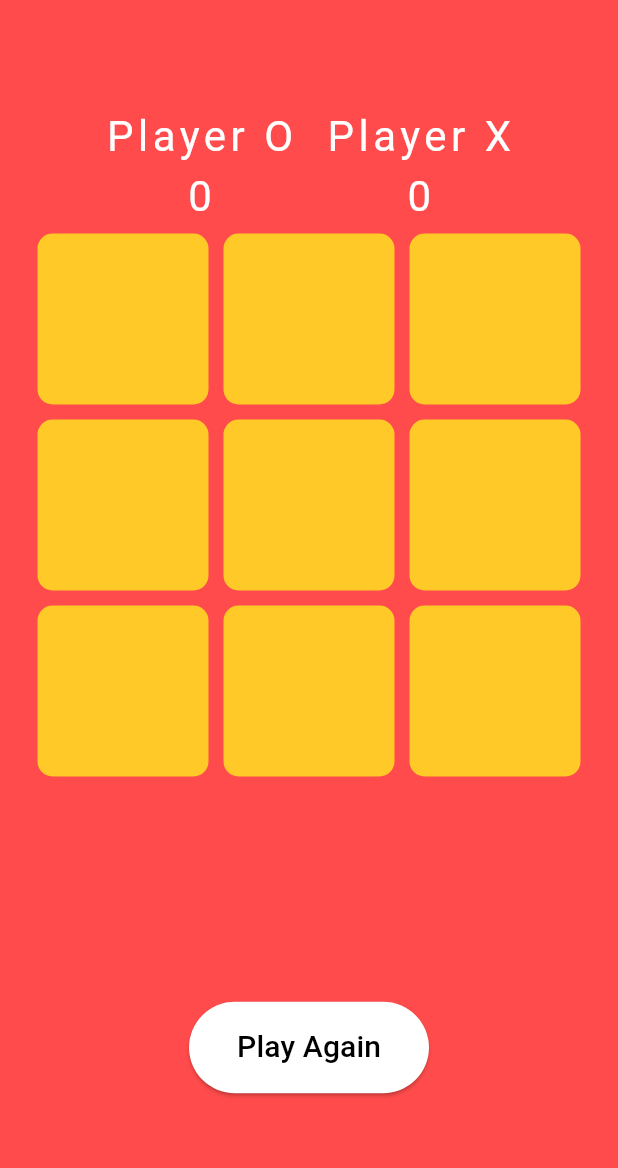
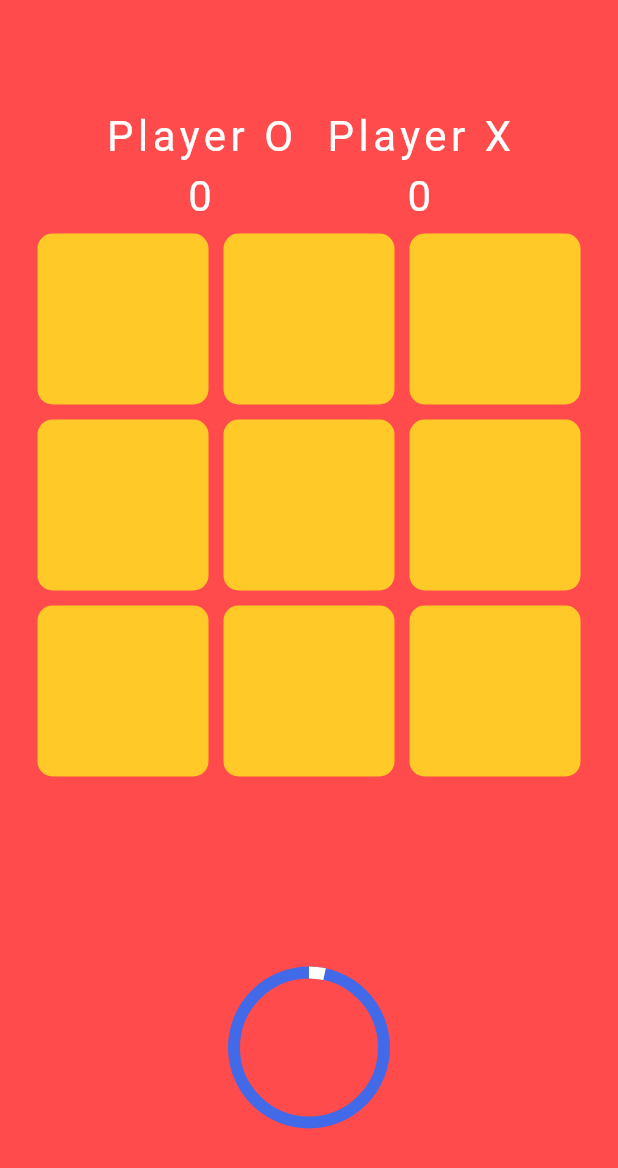
Before and after one commit to codeby-vikrant/Task-4-TicTacToe-Game, a Flutter app: the screen it shows after launch, after a tap on "Play Again", on a phone screen of 412 x 824 dp. Shown: the top 1168 px of the screen. Run offline on Flutter 3.47's test engine with Material 3 defaults, Android fonts, the phone set to English and light mode, and no system bars; our stand-ins replace google_fonts; Roboto replaces fonts that are missing (Coiny).

Commit message:
button will be display only after the timer

```diff
--- a/lib/screens/game.dart
+++ b/lib/screens/game.dart
@@ -138,18 +138,7 @@ class _GameScreenState extends State<GameScreen> {
                       const SizedBox(
                         height: 10.0,
                       ),
-                      ElevatedButton(
-                          onPressed: () {
-                            _clearBoard();
-                          },
-                          style: ElevatedButton.styleFrom(
-                              backgroundColor: tWhiteColor,
-                              padding: const EdgeInsets.symmetric(
-                                  horizontal: 32, vertical: 16)),
-                          child: const Text(
-                            "Play Again",
-                            style: TextStyle(fontSize: 20, color: Colors.black),
-                          ))
+                      _buildTimer()
                     ],
                   ),
                 ),
@@ -271,4 +260,37 @@ class _GameScreenState extends State<GameScreen> {
     });
     filledBoxes = 0;
   }
+
+  Widget _buildTimer() {
+    final isRunning = timer == null ? false : timer!.isActive;
+    return isRunning
+        ? SizedBox(
+            width: 100,
+            height: 100,
+            child: Stack(
+              fit: StackFit.expand,
+              children: [
+                CircularProgressIndicator(
+                  value: 1 - seconds / maxSeconds,
+                  valueColor: const AlwaysStoppedAnimation(tWhiteColor),
+                  strokeWidth: 8,
+                  backgroundColor: MainColor.accentColor,
+                )
+              ],
+            ),
+          )
+        : ElevatedButton(
+            onPressed: () {
+              startTimer();
+              _clearBoard();
+            },
+            style: ElevatedButton.styleFrom(
+                backgroundColor: tWhiteColor,
+                padding:
+                    const EdgeInsets.symmetric(horizontal: 32, vertical: 16)),
+            child: const Text(
+              "Play Again",
+              style: TextStyle(fontSize: 20, color: Colors.black),
+            ));
+  }
 }
```
